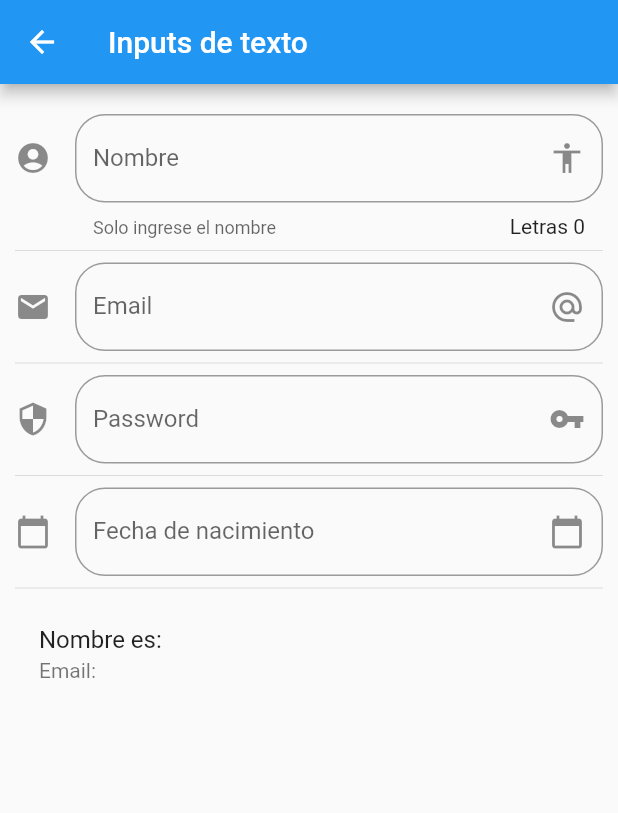
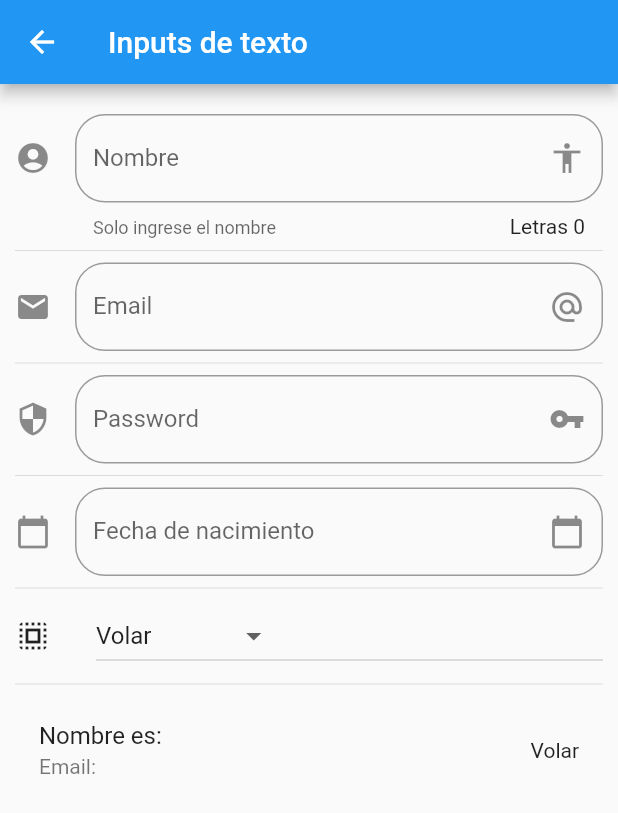
Before and after one commit to OCTVRM/components, a Flutter app: the InputPage screen opened by its route, on a phone screen of 412 x 824 dp. Shown: the top 813 px of the screen. Run offline on Flutter 3.47's test engine with Material 2 defaults, Android fonts, the phone set to English and light mode, and no system bars.

Commit message:
Fin
Termino de componentes.

```diff
--- a/lib/src/pages/input_page.dart
+++ b/lib/src/pages/input_page.dart
@@ -9,6 +9,10 @@ class _InputPageState extends State<InputPage> {
   String _nombre = '';
   String _email = '';
   String _fecha = '';
+  String _opcionSeleccionada = 'Volar';
+
+  List<String> _poderes = ['Volar', 'Rayos X', 'Super aliento'];
+
   TextEditingController _inputFieldDateController = new TextEditingController();
 
   @override
@@ -27,6 +31,8 @@ class _InputPageState extends State<InputPage> {
           _crearPassword(),
           Divider(),
           _crearFecha(context),
+          Divider(),
+          _crearDropdown(),
           Divider(),
           _crearPersona()
         ],
@@ -57,6 +63,7 @@ class _InputPageState extends State<InputPage> {
     return ListTile(
       title: Text('Nombre es: $_nombre'),
       subtitle: Text('Email: $_email'),
+      trailing: Text(_opcionSeleccionada),
     );
   }
 
@@ -96,17 +103,14 @@ class _InputPageState extends State<InputPage> {
       enableInteractiveSelection: false,
       controller: _inputFieldDateController,
       decoration: InputDecoration(
-            border:
-                OutlineInputBorder(borderRadius: BorderRadius.circular(20.0)),
+          border: OutlineInputBorder(borderRadius: BorderRadius.circular(20.0)),
           hintText: 'Fecha de nacimiento',
           labelText: 'Fecha de nacimiento',
           suffixIcon: Icon(Icons.calendar_today),
           icon: Icon(Icons.calendar_today)),
-            onTap: (){
-
+      onTap: () {
         FocusScope.of(context).requestFocus(new FocusNode());
         _selectDate(context);
-
       },
     );
   }
@@ -117,16 +121,45 @@ class _InputPageState extends State<InputPage> {
         initialDate: new DateTime.now(),
         firstDate: new DateTime(2018),
         lastDate: new DateTime(2025),
-                    locale: Locale('es', 'ES')
-                  );
+        locale: Locale('es', 'ES'));
 
-                  if ( picked != null){
+    if (picked != null) {
       setState(() {
         _fecha = picked.toString();
         _inputFieldDateController.text = _fecha;
       });
     }
+  }
 
+  List<DropdownMenuItem<String>> getOpcionesDropdown() {
+    List<DropdownMenuItem<String>> lista = new List();
 
+    _poderes.forEach((poder) {
+      lista.add(DropdownMenuItem(
+        child: Text(poder),
+        value: poder,
+      ));
+    });
+
+    return lista;
+  }
+
+  Widget _crearDropdown() {
+    return Row(children: <Widget>[
+      Icon(Icons.select_all),
+      SizedBox(width: 30.0,),
+      Expanded(
+              child: DropdownButton(
+          value: _opcionSeleccionada,
+          items: getOpcionesDropdown(),
+          onChanged: (opt) {
+            setState(() {
+              _opcionSeleccionada = opt;
+            });
+          },
+        ),
+      )
+    ]
+    );
   }
 }
--- a/lib/src/routes/routes.dart
+++ b/lib/src/routes/routes.dart
@@ -1,3 +1,5 @@
+import 'package:components/src/pages/listview_page.dart';
+import 'package:components/src/pages/slider_page.dart';
 import 'package:flutter/material.dart';
 
 import 'package:components/src/pages/input_page.dart';
@@ -15,8 +17,10 @@ return <String,WidgetBuilder>{
     '/'     : (BuildContext context) => HomePage(),
     'alert' : (BuildContext context) => AlertPage(),
     'avatar': (BuildContext context) => AvatarPage(),
-    'card': (BuildContext context) => CardPage(),
+    'card'  : (BuildContext context) => CardPage(),
     'animatedContainer': (BuildContext context) => AnimatedContainerPage(),
     'inputs': (BuildContext context) => InputPage(),
+    'slider': (BuildContext context) => SliderPage(),
+    'list'  :  (BuildContext context) => ListaPage(),
   };
 }
--- a/lib/src/utils/icono_string_util.dart
+++ b/lib/src/utils/icono_string_util.dart
@@ -7,6 +7,8 @@ final _icons = <String, IconData>{
 'folder_open'     : Icons.folder_open,
 'donut_large'     : Icons.donut_large,
 'inputs'          : Icons.input,
+'tune'            : Icons.tune,
+'list'            : Icons.list,
 
 };
 
```
Also changed, not shown: data/menu_opts.json (+10 -0 lines), lib/src/pages/listview_page.dart (added, +141 -0 lines), lib/src/pages/slider_page.dart (added, +79 -0 lines). Lines whose indentation alone changed are shown as unchanged.
